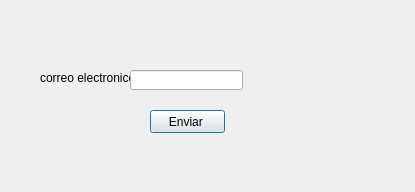
TellaCampos/proyecto-escuela, file correo.ui: the form before one commit.
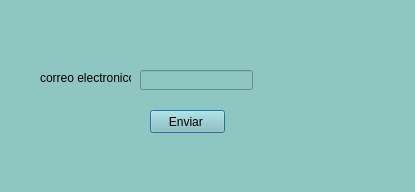
The form after the commit.

The edit to the form file:
```diff
--- a/correo.ui
+++ b/correo.ui
@@ -13,6 +13,9 @@
   <property name="windowTitle">
    <string>Dialog</string>
   </property>
+  <property name="styleSheet">
+   <string notr="true">background-color: rgb(143, 198, 194);</string>
+  </property>
   <widget class="QPushButton" name="pushButton">
    <property name="geometry">
     <rect>
@@ -42,7 +45,7 @@
   <widget class="QLineEdit" name="lineEdit">
    <property name="geometry">
     <rect>
-     <x>130</x>
+     <x>140</x>
      <y>70</y>
      <width>113</width>
      <height>20</height>
```
